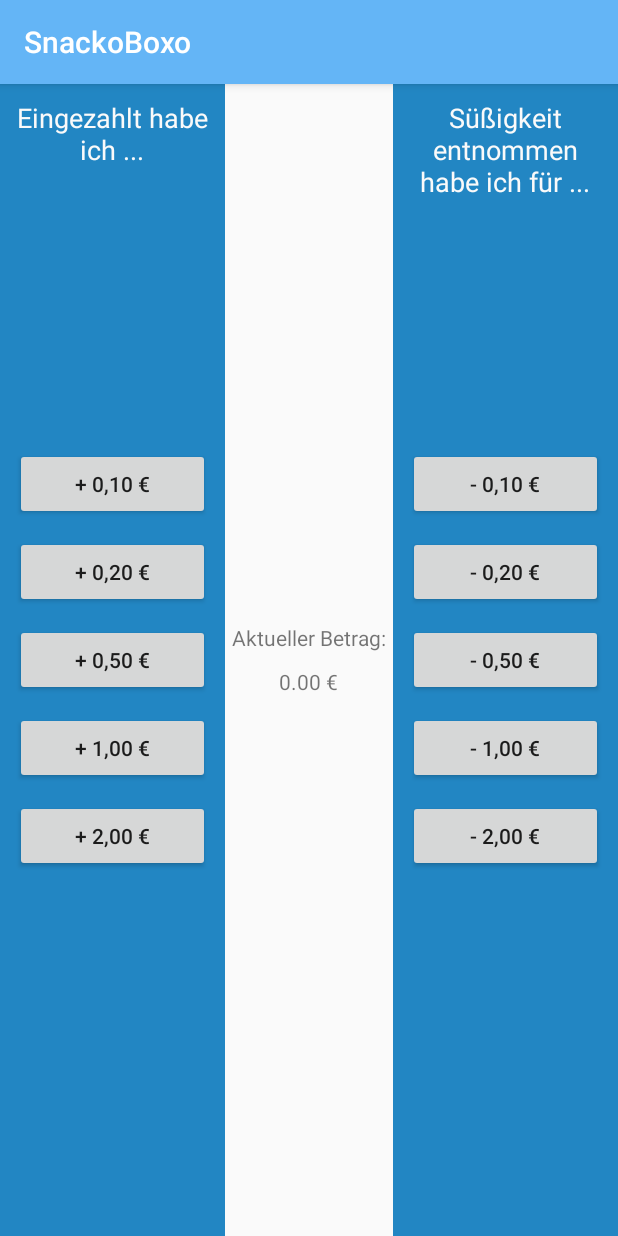
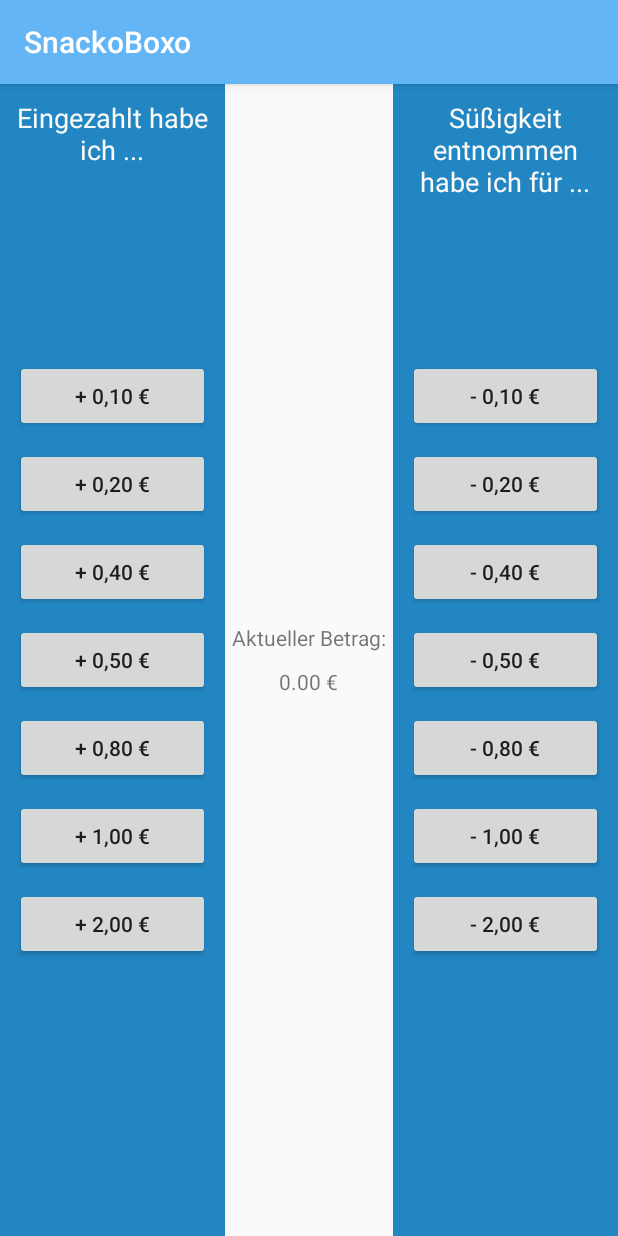
Before and after one commit to hauke96/SnackoBoxo, an Android app: the screen it shows after launch (MainActivity), on a phone screen of 412 x 824 dp. Run offline under Robolectric (Android 15) with nearby library versions, the phone set to English and light mode, and no system bars.

Commit message:
Add 40 and 80 cents buttons

```diff
--- a/app/src/main/java/de/hauke_stieler/snackoboxo/MainActivity.java
+++ b/app/src/main/java/de/hauke_stieler/snackoboxo/MainActivity.java
@@ -29,13 +29,17 @@ public class MainActivity extends AppCompatActivity {
 
         this.<Button>findViewById(R.id.Deposit10CentButton).setOnClickListener(v -> deposit(10));
         this.<Button>findViewById(R.id.Deposit20CentButton).setOnClickListener(v -> deposit(20));
+        this.<Button>findViewById(R.id.Deposit40CentButton).setOnClickListener(v -> deposit(40));
         this.<Button>findViewById(R.id.Deposit50CentButton).setOnClickListener(v -> deposit(50));
+        this.<Button>findViewById(R.id.Deposit80CentButton).setOnClickListener(v -> deposit(80));
         this.<Button>findViewById(R.id.Deposit1EuroButton).setOnClickListener(v -> deposit(100));
         this.<Button>findViewById(R.id.Deposit2EuroButton).setOnClickListener(v -> deposit(200));
 
         this.<Button>findViewById(R.id.BuyFor10CentButton).setOnClickListener(v -> buy(10));
         this.<Button>findViewById(R.id.BuyFor20CentButton).setOnClickListener(v -> buy(20));
+        this.<Button>findViewById(R.id.BuyFor40CentButton).setOnClickListener(v -> buy(40));
         this.<Button>findViewById(R.id.BuyFor50CentButton).setOnClickListener(v -> buy(50));
+        this.<Button>findViewById(R.id.BuyFor80CentButton).setOnClickListener(v -> buy(80));
         this.<Button>findViewById(R.id.BuyFor1EuroButton).setOnClickListener(v -> buy(100));
         this.<Button>findViewById(R.id.BuyFor2EuroButton).setOnClickListener(v -> buy(200));
     }
--- a/app/src/main/res/layout/activity_main.xml
+++ b/app/src/main/res/layout/activity_main.xml
@@ -48,11 +48,25 @@
                 android:text="+ 0,20 €" />
 
             <Button
+                android:id="@+id/Deposit40CentButton"
+                android:layout_width="match_parent"
+                android:layout_height="wrap_content"
+                android:layout_marginVertical="5dp"
+                android:text="+ 0,40 €" />
+
+            <Button
                 android:id="@+id/Deposit50CentButton"
                 android:layout_width="match_parent"
                 android:layout_height="wrap_content"
                 android:layout_marginVertical="5dp"
                 android:text="+ 0,50 €" />
+
+            <Button
+                android:id="@+id/Deposit80CentButton"
+                android:layout_width="match_parent"
+                android:layout_height="wrap_content"
+                android:layout_marginVertical="5dp"
+                android:text="+ 0,80 €" />
 
             <Button
                 android:id="@+id/Deposit1EuroButton"
@@ -149,11 +163,25 @@
                 android:text="- 0,20 €" />
 
             <Button
+                android:id="@+id/BuyFor40CentButton"
+                android:layout_width="match_parent"
+                android:layout_height="wrap_content"
+                android:layout_marginVertical="5dp"
+                android:text="- 0,40 €" />
+
+            <Button
                 android:id="@+id/BuyFor50CentButton"
                 android:layout_width="match_parent"
                 android:layout_height="wrap_content"
                 android:layout_marginVertical="5dp"
                 android:text="- 0,50 €" />
+
+            <Button
+                android:id="@+id/BuyFor80CentButton"
+                android:layout_width="match_parent"
+                android:layout_height="wrap_content"
+                android:layout_marginVertical="5dp"
+                android:text="- 0,80 €" />
 
             <Button
                 android:id="@+id/BuyFor1EuroButton"
```
